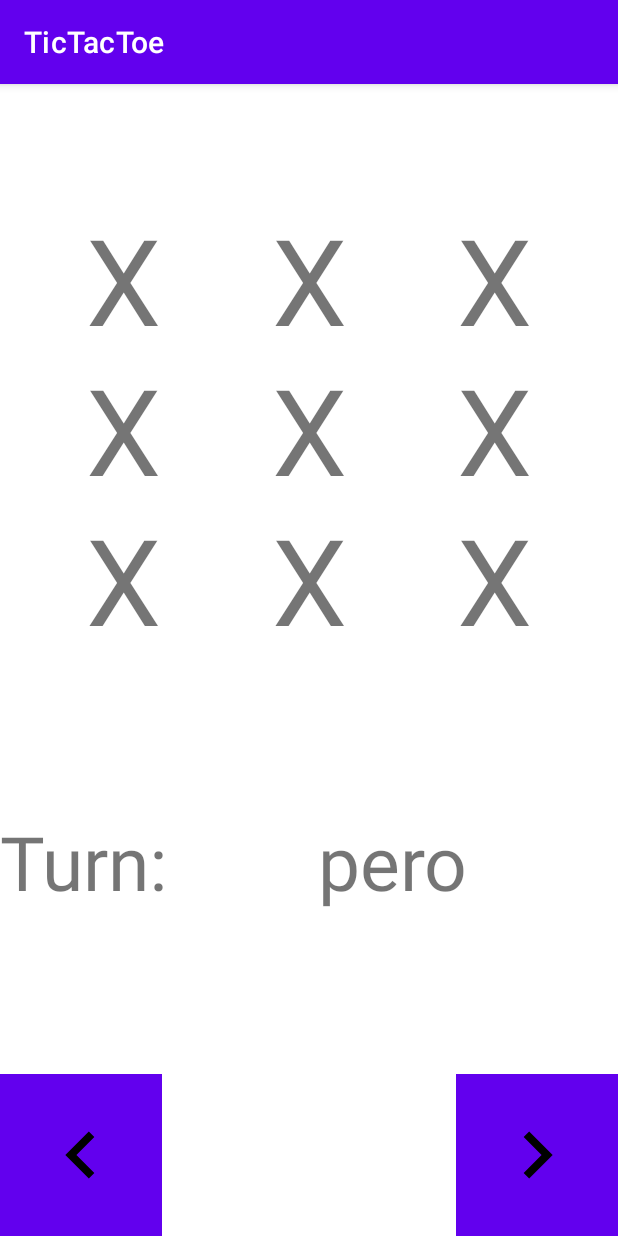
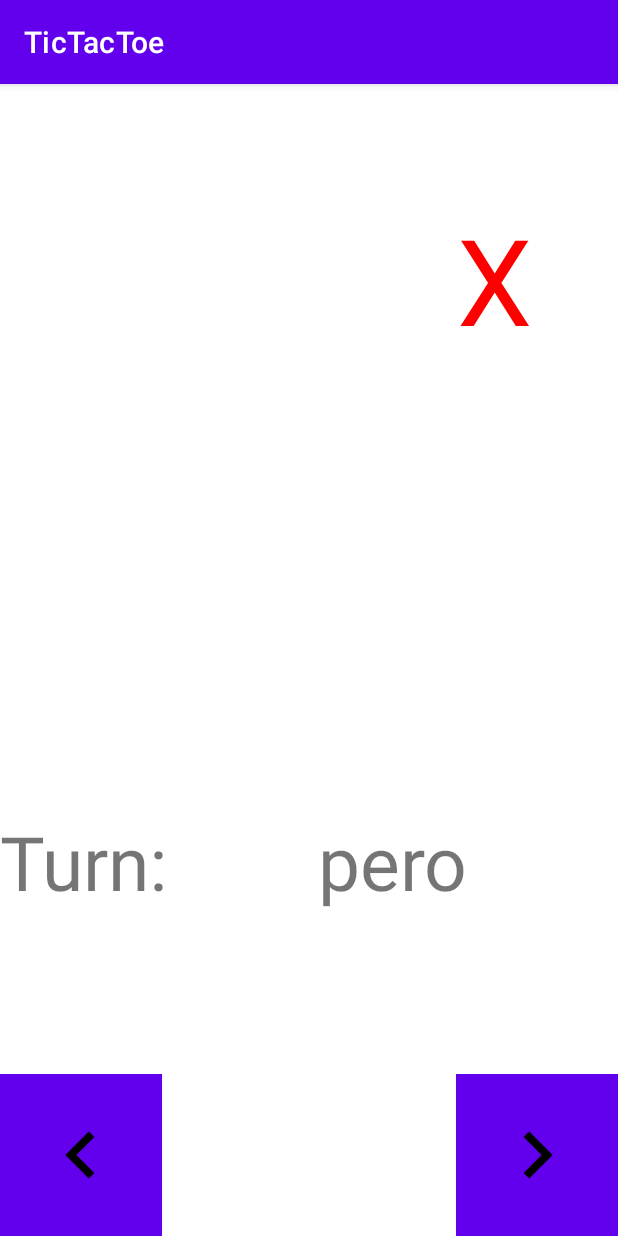
Before and after one commit to ihusnjak/AtosPraksa-FinalProject, an Android app: the MatchHistoryActivity screen opened directly, with no data from a screen before it, after a tap on "Player 1:", on a phone screen of 412 x 824 dp. Run offline under Robolectric (Android 15) with nearby library versions, the phone set to English and light mode, and no system bars.

Commit message:
added functionality to show the order of moves in a specific match

```diff
--- a/TicTacToe/app/src/main/java/hr/atos/praksa/tictactoe/MatchDetailsActivity.java
+++ b/TicTacToe/app/src/main/java/hr/atos/praksa/tictactoe/MatchDetailsActivity.java
@@ -2,15 +2,26 @@ package hr.atos.praksa.tictactoe;
 
 import androidx.appcompat.app.AppCompatActivity;
 
-import android.content.Intent;
+import android.graphics.Color;
 import android.os.Bundle;
+import android.view.View;
+import android.widget.Button;
 import android.widget.TextView;
 
+import java.util.ArrayList;
+
 import hr.atos.praksa.tictactoe.model.Match;
+import hr.atos.praksa.tictactoe.model.Move;
 
 public class MatchDetailsActivity extends AppCompatActivity {
 
     private TextView tvPlayerTurn;
+    private Button bNextMove, bPreviousMove;
+    private ArrayList<TextView> tvFieldsList;
+
+    private ArrayList<Move> movesList;
+    private int moveNum = 1;
+
 
 
     @Override
@@ -18,10 +29,78 @@ public class MatchDetailsActivity extends AppCompatActivity {
         super.onCreate(savedInstanceState);
         setContentView(R.layout.activity_match_details);
 
+        setupUiElements();
+        drawBoard();
+    }
+
+    private void setupUiElements(){
         Match match = (Match) getIntent().getSerializableExtra("match");
 
         tvPlayerTurn = findViewById(R.id.tv_turn);
         tvPlayerTurn.setText(match.getPlayer1());
 
+        tvFieldsList = new ArrayList<>();
+        tvFieldsList.add(findViewById(R.id.tv_field1));
+        tvFieldsList.add(findViewById(R.id.tv_field2));
+        tvFieldsList.add(findViewById(R.id.tv_field3));
+        tvFieldsList.add(findViewById(R.id.tv_field4));
+        tvFieldsList.add(findViewById(R.id.tv_field5));
+        tvFieldsList.add(findViewById(R.id.tv_field6));
+        tvFieldsList.add(findViewById(R.id.tv_field7));
+        tvFieldsList.add(findViewById(R.id.tv_field8));
+        tvFieldsList.add(findViewById(R.id.tv_field9));
+
+        movesList = match.getMovesList();
+
+        bNextMove = findViewById(R.id.b_next_move);
+        bPreviousMove = findViewById(R.id.b_previous_move);
+
+        bNextMove.setOnClickListener(new View.OnClickListener() {
+            @Override
+            public void onClick(View view) {
+                nextMove();
+            }
+        });
+
+        bPreviousMove.setOnClickListener(new View.OnClickListener() {
+            @Override
+            public void onClick(View view) {
+                previousMove();
+            }
+        });
+    }
+
+    private void nextMove(){
+        if(moveNum < movesList.size()){
+            moveNum++;
+            drawBoard();
+        }
+    }
+
+    private void previousMove(){
+        if(moveNum > 1){
+            moveNum--;
+            drawBoard();
+        }
+    }
+
+    private void drawBoard(){
+        clearBoard();
+        int playedField = 1;
+        for(int i = 0; i < moveNum; i++){
+            playedField = movesList.get(i).getPlayedField();
+            if((i + 1) % 2 == 0)
+                tvFieldsList.get(playedField - 1).setText("O");
+            else
+                tvFieldsList.get(playedField - 1).setText("X");
+        }
+        tvFieldsList.get(playedField - 1).setTextColor(Color.RED);
+    }
+
+    private void clearBoard(){
+        for(TextView tv : tvFieldsList){
+            tv.setText("");
+            tv.setTextColor(Color.WHITE);
+        }
     }
 }
--- a/TicTacToe/app/src/main/java/hr/atos/praksa/tictactoe/MatchHistoryActivity.java
+++ b/TicTacToe/app/src/main/java/hr/atos/praksa/tictactoe/MatchHistoryActivity.java
@@ -12,6 +12,7 @@ import java.util.ArrayList;
 import hr.atos.praksa.tictactoe.adapters.MatchesAdapter;
 import hr.atos.praksa.tictactoe.listeners.OnMatchClickListener;
 import hr.atos.praksa.tictactoe.model.Match;
+import hr.atos.praksa.tictactoe.model.Move;
 
 public class MatchHistoryActivity extends AppCompatActivity implements OnMatchClickListener {
 
@@ -42,6 +43,16 @@ public class MatchHistoryActivity extends AppCompatActivity implements OnMatchCl
         matchesList.add(new Match("kristijan", "ivan", "ivan"));
         matchesList.add(new Match("pero", "ivan", "tie"));
 
+        matchesList.get(0).addMove(new Move(1, 3));
+        matchesList.get(0).addMove(new Move(2, 2));
+        matchesList.get(0).addMove(new Move(3, 5));
+        matchesList.get(0).addMove(new Move(4, 1));
+        matchesList.get(0).addMove(new Move(5, 7));
+        matchesList.get(0).addMove(new Move(6, 8));
+        matchesList.get(0).addMove(new Move(7, 4));
+        matchesList.get(0).addMove(new Move(8, 6));
+        matchesList.get(0).addMove(new Move(9, 9));
+
         matchesAdapter = new MatchesAdapter(MatchHistoryActivity.this, matchesList, this);
         recyclerView.setAdapter(matchesAdapter);
         matchesAdapter.setOnMatchClickListener(MatchHistoryActivity.this);
--- a/TicTacToe/app/src/main/java/hr/atos/praksa/tictactoe/model/Match.java
+++ b/TicTacToe/app/src/main/java/hr/atos/praksa/tictactoe/model/Match.java
@@ -38,4 +38,10 @@ public class Match implements Serializable {
     public void setWinner(String winner) {
         this.winner = winner;
     }
+
+    public ArrayList<Move> getMovesList(){ return this.moves; }
+
+    public void addMove(Move move){
+        this.moves.add(move);
+    }
 }
--- a/TicTacToe/app/src/main/java/hr/atos/praksa/tictactoe/model/Move.java
+++ b/TicTacToe/app/src/main/java/hr/atos/praksa/tictactoe/model/Move.java
@@ -1,6 +1,8 @@
 package hr.atos.praksa.tictactoe.model;
 
-public class Move {
+import java.io.Serializable;
+
+public class Move implements Serializable {
     private int moveNo, playedField;
 
     public Move(int moveNo, int playedField){
```
